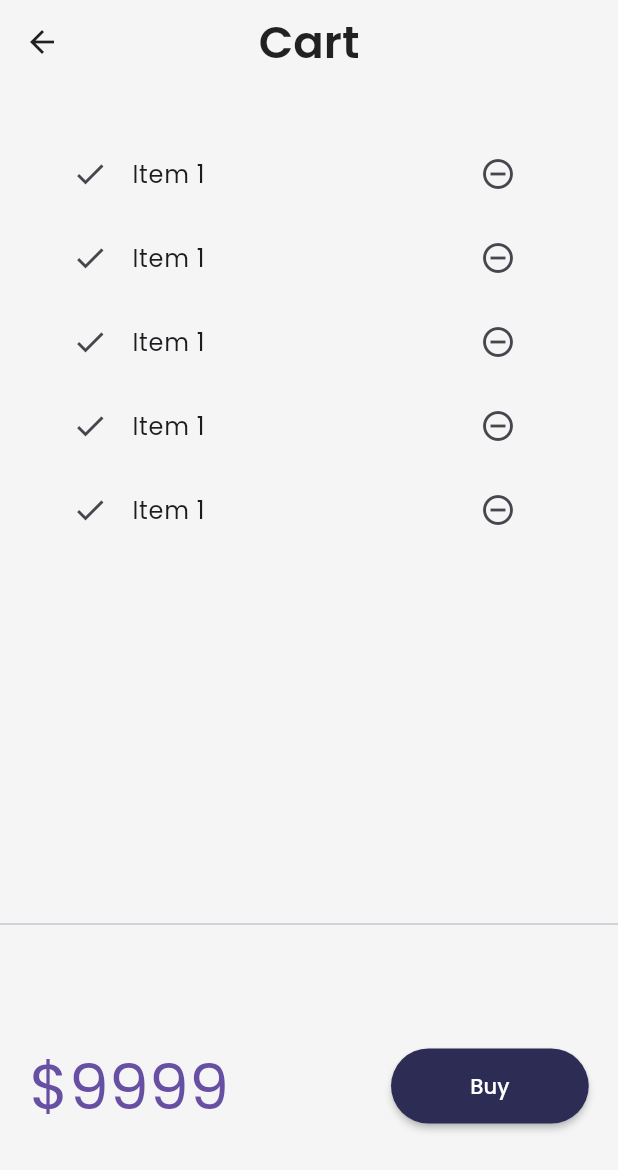
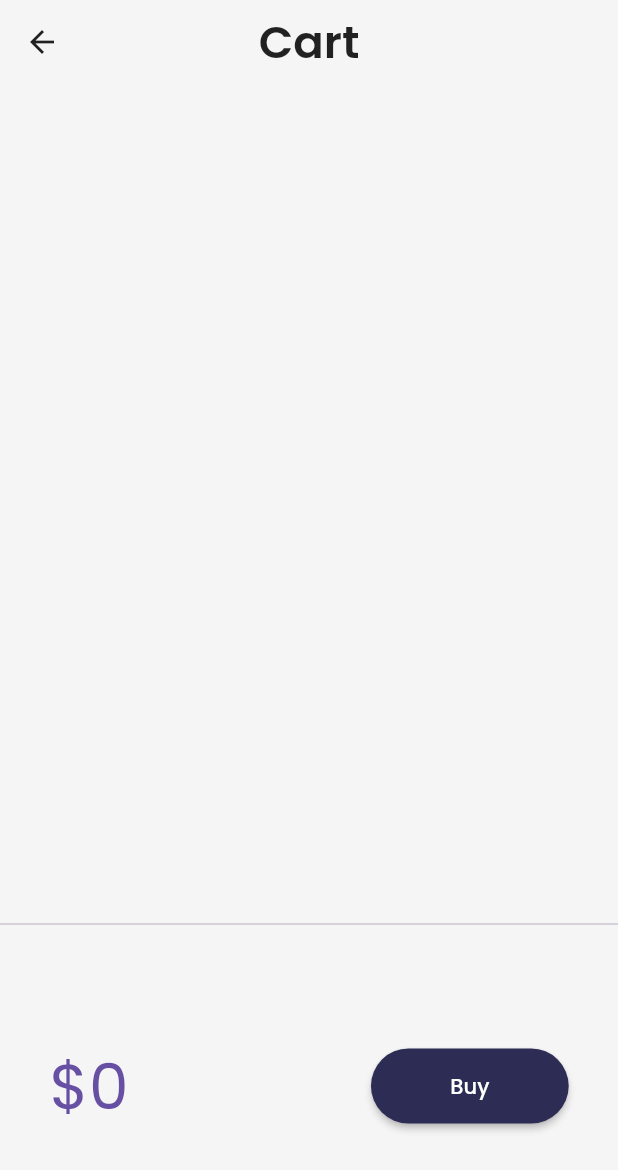
Before and after one commit to silentboy-07/flutter_catalog_app, a Flutter app: the screen it shows after launch, after a tap on an icon or button, on a phone screen of 412 x 824 dp. Shown: the top 1170 px of the screen. Run offline on Flutter 3.47's test engine with Material 3 defaults, Android fonts, the light colour scheme and no system bars; our stand-ins replace google_fonts, velocity_x; network calls fail.

Commit message:
Day 20 Completed

```diff
--- a/lib/models/cart.dart
+++ b/lib/models/cart.dart
@@ -1,6 +1,13 @@
+import 'package:flutter/foundation.dart';
 import 'package:flutter_catalog/models/catalog.dart';
 
 class CartModel {
+  static final cartModel = CartModel._internal();
+
+  CartModel._internal();
+
+  factory CartModel() => cartModel;
+
   //catalog field
   late CatalogModel _catalog;
 
--- a/lib/models/catalog.dart
+++ b/lib/models/catalog.dart
@@ -104,7 +104,15 @@
 // ignore_for_file: public_member_api_docs, sort_constructors_first, null_closures
 import 'dart:convert';
 
+import 'package:flutter_catalog/models/cart.dart';
+
 class CatalogModel {
+  static final catModel = CatalogModel._internal();
+
+  CatalogModel._internal();
+
+  factory CatalogModel() => catModel;
+
   static List<Item> items = [];
 
   // get item by id
--- a/lib/pages/cart_page.dart
+++ b/lib/pages/cart_page.dart
@@ -1,4 +1,5 @@
 import 'package:flutter/material.dart';
+import 'package:flutter_catalog/models/cart.dart';
 import 'package:velocity_x/velocity_x.dart';
 
 class CartPage extends StatelessWidget {
@@ -26,12 +27,15 @@ class _CartTotal extends StatelessWidget {
 
   @override
   Widget build(BuildContext context) {
+    final _cart = CartModel();
     return SizedBox(
       height: 200,
       child: Row(
         mainAxisAlignment: MainAxisAlignment.spaceAround,
         children: [
-          "\$9999".text.xl5.color(context.theme.primaryColor).make(),
+          "\$${_cart.totalPrice}".text.xl5
+              .color(context.theme.primaryColor)
+              .make(),
           30.widthBox,
           ElevatedButton(
             onPressed: () {
@@ -56,17 +60,18 @@ class _CartList extends StatefulWidget {
 }
 
 class _CartListState extends State<_CartList> {
+  final _cart = CartModel();
   @override
   Widget build(BuildContext context) {
     return ListView.builder(
-      itemCount: 5,
+      itemCount: _cart.items?.length,
       itemBuilder: (context, index) => ListTile(
         leading: Icon(Icons.done),
         trailing: IconButton(
           icon: Icon(Icons.remove_circle_outline),
           onPressed: () {},
         ),
-        title: "Item 1".text.make(),
+        title: _cart.items[index]?.name.text.make(),
       ),
     );
   }
--- a/lib/widgets/home_widgets/catalog_list.dart
+++ b/lib/widgets/home_widgets/catalog_list.dart
@@ -1,9 +1,12 @@
+// ignore_for_file: public_member_api_docs, sort_constructors_first
 import 'package:flutter/material.dart';
+import 'package:velocity_x/velocity_x.dart';
+
+import 'package:flutter_catalog/models/cart.dart';
 import 'package:flutter_catalog/models/catalog.dart';
 import 'package:flutter_catalog/pages/home_detail_page.dart';
 import 'package:flutter_catalog/widgets/home_widgets/catalog_image.dart';
 import 'package:flutter_catalog/widgets/themes.dart';
-import 'package:velocity_x/velocity_x.dart';
 
 class CatalogList extends StatelessWidget {
   const CatalogList({super.key});
@@ -71,18 +74,7 @@ class CatalogItem extends StatelessWidget {
                     "\$${catalog.price}".text.bold.xl
                         .color(isDarkMode ? MyTheme.white : Colors.black87)
                         .make(),
-                    ElevatedButton(
-                      onPressed: () {},
-                      style: ElevatedButton.styleFrom(
-                        backgroundColor: isDarkMode
-                            ? MyTheme.lightBluishColor
-                            : MyTheme.darkBluishColor,
-                        foregroundColor: MyTheme.white,
-                        shape: const StadiumBorder(),
-                        minimumSize: const Size(50, 50),
-                      ),
-                      child: "Buy".text.make(),
-                    ),
+                    _AddToCart(catalog: catalog, isDarkMode: isDarkMode),
                   ],
                 ).pOnly(right: 8.0),
               ],
@@ -93,3 +85,40 @@ class CatalogItem extends StatelessWidget {
     ).color(context.cardColor).rounded.square(180).make().py16();
   }
 }
+
+class _AddToCart extends StatefulWidget {
+  final Item catalog;
+  const _AddToCart({Key? key, required this.catalog, required this.isDarkMode})
+    : super(key: key);
+
+  final bool isDarkMode;
+
+  @override
+  State<_AddToCart> createState() => _AddToCartState();
+}
+
+class _AddToCartState extends State<_AddToCart> {
+  bool isAdded = false;
+  @override
+  Widget build(BuildContext context) {
+    return ElevatedButton(
+      onPressed: () {
+        isAdded = isAdded.toggle();
+        final _catalog = CatalogModel();
+        final _cart = CartModel();
+        _cart.catalog = _catalog;
+        _cart.add(widget.catalog);
+        setState(() {});
+      },
+      style: ElevatedButton.styleFrom(
+        backgroundColor: widget.isDarkMode
+            ? MyTheme.lightBluishColor
+            : MyTheme.darkBluishColor,
+        foregroundColor: MyTheme.white,
+        shape: const StadiumBorder(),
+        minimumSize: const Size(50, 50),
+      ),
+      child: isAdded ? Icon(Icons.done) : "Buy".text.make(),
+    );
+  }
+}
```
